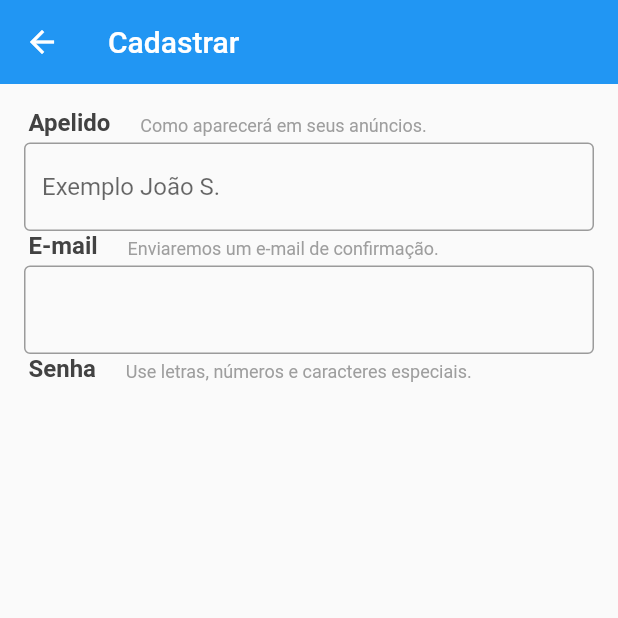
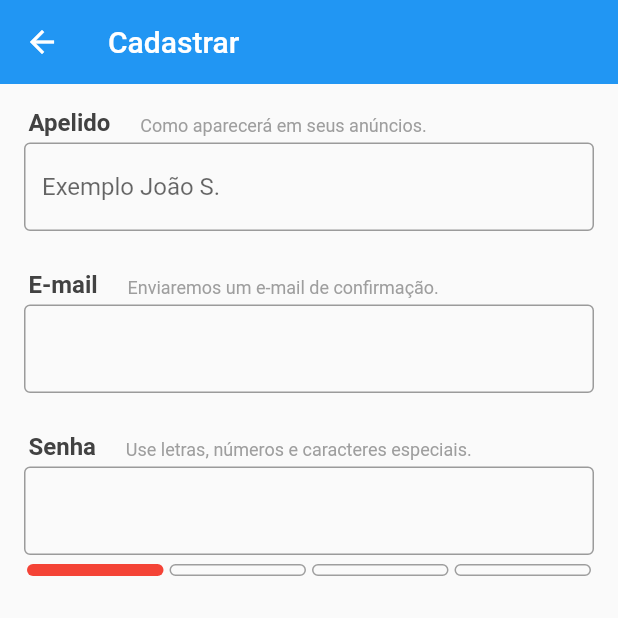
Before and after one commit to IsaqueAraujoApp/Aprendendo-Flutter, a Flutter app: the SignUpScreen screen opened directly, on a phone screen of 412 x 824 dp, the top half of it. Run offline on Flutter 3.47's test engine with Material 2 defaults, Android fonts, the phone set to English and light mode, and no system bars; our stand-ins replace brasil_fields, cloud_firestore, firebase_auth, firebase_storage, flare_flutter, google_sign_in and 6 more; missing offline and left inert: bloc_pattern, flutter_youtube; accounts and stored records are empty.

Commit message:
App XLO Clone
 - Calculando a Força da Senha

```diff
--- a/xlo/lib/screens/signup/signup_screen.dart
+++ b/xlo/lib/screens/signup/signup_screen.dart
@@ -1,5 +1,6 @@
 import 'package:flutter/material.dart';
 import 'package:xlo/screens/signup/widgets/field_title.dart';
+import 'package:xlo/screens/signup/widgets/password_field.dart';
 
 class SignUpScreen extends StatefulWidget {
   @override
@@ -33,22 +34,31 @@ class _SignUpScreenState extends State<SignUpScreen> {
                   return null;
                 },
               ),
+              const SizedBox(
+                height: 26,
+              ),
               const FieldTitle(
                 title: "E-mail",
                 subtitle: "Enviaremos um e-mail de confirmação.",
               ),
               TextFormField(
                 decoration: const InputDecoration(
-                    border: OutlineInputBorder(),),
+                  border: OutlineInputBorder(),
+                ),
                 validator: (text) {
-                  if (text.length < 6 || !text.contains('@')) return 'E-mail inválido';
+                  if (text.length < 6 || !text.contains('@'))
+                    return 'E-mail inválido';
                   return null;
                 },
+              ),
+              const SizedBox(
+                height: 26,
               ),
               const FieldTitle(
                 title: "Senha",
                 subtitle: "Use letras, números e caracteres especiais.",
               ),
+              PasswordField(),
             ]),
       ),
     );
--- /dev/null
+++ b/xlo/lib/screens/signup/widgets/password_field.dart
@@ -0,0 +1,70 @@
+import 'package:flutter/material.dart';
+
+class PasswordField extends StatelessWidget {
+  @override
+  Widget build(BuildContext context) {
+    Widget _buildBar(int n, String pass) {
+      final int level = _calcScore(pass);
+      return Expanded(
+        child: Container(
+          margin: const EdgeInsets.symmetric(horizontal: 2),
+          decoration: BoxDecoration(
+            borderRadius: const BorderRadius.all(Radius.circular(5)),
+            color: n <= level ? _getColor(level) : Colors.transparent,
+            border: n > level ? Border.all(color: Colors.grey) : null,
+          ),
+        ),
+      );
+    }
+
+    return FormField<String>(
+      initialValue: '',
+      builder: (state) {
+        return Column(
+          children: <Widget>[
+            TextField(
+              decoration: const InputDecoration(border: OutlineInputBorder()),
+              obscureText: true,
+              onChanged: state.didChange,
+            ),
+            Container(
+              margin: const EdgeInsets.only(top: 6),
+              height: 8,
+              child: Row(
+                children: <Widget>[
+                  _buildBar(0, state.value),
+                  _buildBar(1, state.value),
+                  _buildBar(2, state.value),
+                  _buildBar(3, state.value)
+                ],
+              ),
+            ),
+          ],
+        );
+      },
+    );
+  }
+
+  int _calcScore(String text) {
+    int score = 0;
+    if (text.length > 0) score += 1;
+    if (text.contains(RegExp(r'[0-9]'))) score += 1;
+    if (text.contains(RegExp(r'[A-Z]'))) score += 1;
+    return score;
+  }
+
+  Color _getColor(int level) {
+    switch (level) {
+      case 0:
+        return Colors.red;
+      case 1:
+        return Colors.orange;
+      case 2:
+        return Colors.greenAccent;
+      case 3:
+        return Colors.green;
+      default:
+        return Colors.red;
+    }
+  }
+}
```
